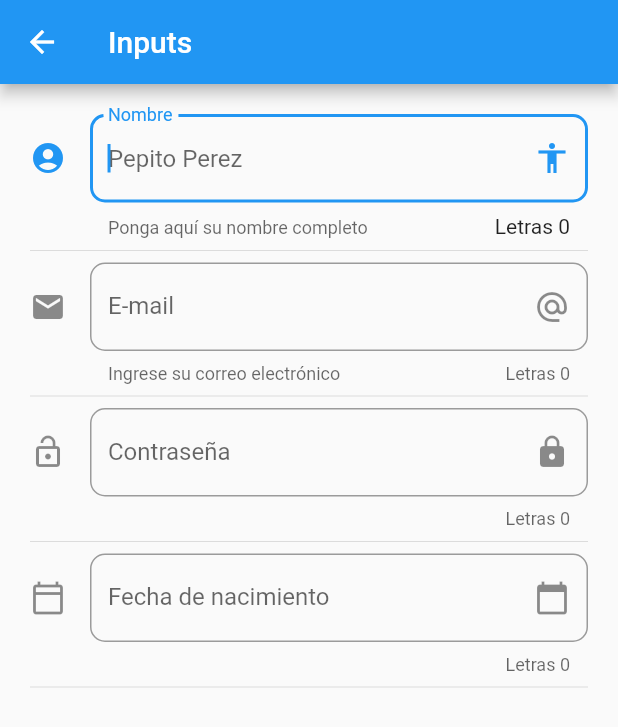
After one commit to alejomongua/flutter2, a Flutter app: the screen it shows after launch, after a tap on "inputs", on a phone screen of 412 x 824 dp. The commit adds this screen. Shown: the top 727 px of the screen. Run offline on Flutter 3.47's test engine with Material 2 defaults, Android fonts, the phone set to English and light mode, and no system bars; network calls fail.

Commit message:
Agregadas inputs, agregada localization

```diff
--- a/data/menu_opts.json
+++ b/data/menu_opts.json
@@ -20,6 +20,11 @@
             "ruta": "animatedContainer",
             "icon": "donut_large",
             "texto": "Contenedor animado"
+        },
+        {
+            "ruta": "inputs",
+            "icon": "input",
+            "texto": "inputs"
         }
     ]
 }
--- a/lib/main.dart
+++ b/lib/main.dart
@@ -1,6 +1,7 @@
 import 'package:componentes/src/pages/alert_page.dart';
 import 'package:componentes/src/routes/routes.dart';
 import 'package:flutter/material.dart';
+import 'package:flutter_localizations/flutter_localizations.dart';
 
 void main() => runApp(MyApp());
 
@@ -8,6 +9,13 @@ class MyApp extends StatelessWidget {
   @override
   Widget build(BuildContext context) {
     return MaterialApp(
+      localizationsDelegates: [
+        GlobalWidgetsLocalizations.delegate,
+        GlobalMaterialLocalizations.delegate,
+      ],
+      supportedLocales: [
+        const Locale('es', 'CO'),
+      ],
       title: 'Flutter',
       debugShowCheckedModeBanner: false,
       initialRoute: 'root',
--- /dev/null
+++ b/lib/src/pages/input_page.dart
@@ -0,0 +1,131 @@
+import 'package:flutter/material.dart';
+
+class InputPage extends StatefulWidget {
+  InputPage({Key key}) : super(key: key);
+
+  @override
+  _InputPageState createState() => _InputPageState();
+}
+
+class _InputPageState extends State<InputPage> {
+  String _nombre = '';
+  String _email = '';
+  String _password = '';
+
+  TextEditingController _inputFieldDateController = new TextEditingController();
+
+  @override
+  Widget build(BuildContext context) {
+    return Scaffold(
+      appBar: AppBar(
+        title: Text('Inputs'),
+      ),
+      body: ListView(
+        padding: EdgeInsets.all(20),
+        children: [
+          _crearInput(context),
+          Divider(),
+          _crearEmail(),
+          Divider(),
+          _crearPassword(),
+          Divider(),
+          _crearFecha(context),
+          Divider(),
+          _crearPersona(),
+        ],
+      ),
+    );
+  }
+
+  Widget _crearInput(context) => TextField(
+        onChanged: (valor) {
+          _nombre = valor;
+          setState(() {});
+        },
+        autofocus: true,
+        textCapitalization: TextCapitalization.words,
+        decoration: InputDecoration(
+          border: OutlineInputBorder(borderRadius: BorderRadius.circular(10)),
+          counter: Text('Letras ${_nombre.length}'),
+          hintText: 'Pepito Perez',
+          labelText: 'Nombre',
+          helperText: 'Ponga aquí su nombre completo',
+          suffixIcon: Icon(Icons.accessibility),
+          icon: Icon(Icons.account_circle),
+        ),
+      );
+
+  Widget _crearPersona() => ListTile(
+        title: Text(_nombre),
+        leading: Text(_email),
+      );
+
+  _crearEmail() => TextField(
+        keyboardType: TextInputType.emailAddress,
+        onChanged: (valor) {
+          _email = valor;
+          setState(() {});
+        },
+        textCapitalization: TextCapitalization.words,
+        decoration: InputDecoration(
+          border: OutlineInputBorder(borderRadius: BorderRadius.circular(10)),
+          counterText: 'Letras ${_email.length}',
+          hintText: 'pepito@perez.com',
+          labelText: 'E-mail',
+          helperText: 'Ingrese su correo electrónico',
+          suffixIcon: Icon(Icons.alternate_email),
+          icon: Icon(Icons.email),
+        ),
+      );
+
+  _crearPassword() => TextField(
+        obscureText: true,
+        onChanged: (valor) {
+          _email = valor;
+          setState(() {});
+        },
+        textCapitalization: TextCapitalization.words,
+        decoration: InputDecoration(
+          border: OutlineInputBorder(borderRadius: BorderRadius.circular(10)),
+          counterText: 'Letras ${_password.length}',
+          labelText: 'Contraseña',
+          suffixIcon: Icon(Icons.lock),
+          icon: Icon(Icons.lock_open),
+        ),
+      );
+
+  _crearFecha(context) => TextField(
+        enableInteractiveSelection: false,
+        onChanged: (valor) {
+          _email = valor;
+          setState(() {});
+        },
+        onTap: () => _selectDate(context),
+        controller: _inputFieldDateController,
+        textCapitalization: TextCapitalization.words,
+        decoration: InputDecoration(
+          border: OutlineInputBorder(borderRadius: BorderRadius.circular(10)),
+          counterText: 'Letras ${_password.length}',
+          labelText: 'Fecha de nacimiento',
+          suffixIcon: Icon(Icons.calendar_today),
+          icon: Icon(Icons.calendar_today_outlined),
+        ),
+      );
+
+  _selectDate(context) async {
+    FocusScope.of(context).requestFocus(new FocusNode());
+    DateTime picked = await showDatePicker(
+      context: context,
+      initialDate: new DateTime.now(),
+      firstDate: new DateTime(1900),
+      lastDate: new DateTime.now(),
+      locale: Locale('es', 'CO'),
+    );
+
+    if (picked != null) {
+      setState(() {
+        _inputFieldDateController.text = picked.toString();
+      });
+    }
+  }
+}
--- a/lib/src/routes/routes.dart
+++ b/lib/src/routes/routes.dart
@@ -3,6 +3,7 @@ import 'package:componentes/src/pages/animated_container_page.dart';
 import 'package:componentes/src/pages/avatar_page.dart';
 import 'package:componentes/src/pages/card_page.dart';
 import 'package:componentes/src/pages/home_page.dart';
+import 'package:componentes/src/pages/input_page.dart';
 import 'package:flutter/material.dart';
 
 final routes = <String, WidgetBuilder>{
@@ -11,4 +12,5 @@ final routes = <String, WidgetBuilder>{
   'avatar': (context) => AvatarPage(),
   'card': (context) => CardPage(),
   'animatedContainer': (context) => AnimatedContainerPage(),
+  'inputs': (context) => InputPage(),
 };
--- a/lib/src/utils/icon_string_util.dart
+++ b/lib/src/utils/icon_string_util.dart
@@ -5,6 +5,7 @@ final _icons = <String, IconData>{
   'accessibility': Icons.accessibility,
   'folder_open': Icons.folder_open,
   'donut_large': Icons.donut_large,
+  'input': Icons.input,
 };
 
 IconData getIcon(String nombreIcono) {
--- a/pubspec.yaml
+++ b/pubspec.yaml
@@ -22,6 +22,9 @@ environment:
 
 dependencies:
   flutter:
+    sdk: flutter
+
+  flutter_localizations:
     sdk: flutter
 
 
```
Also changed, not shown: pubspec.lock.
